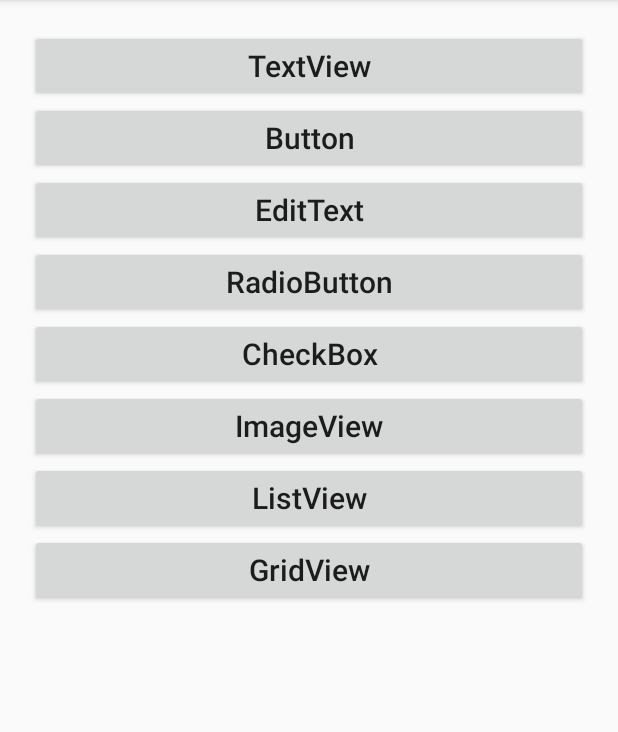
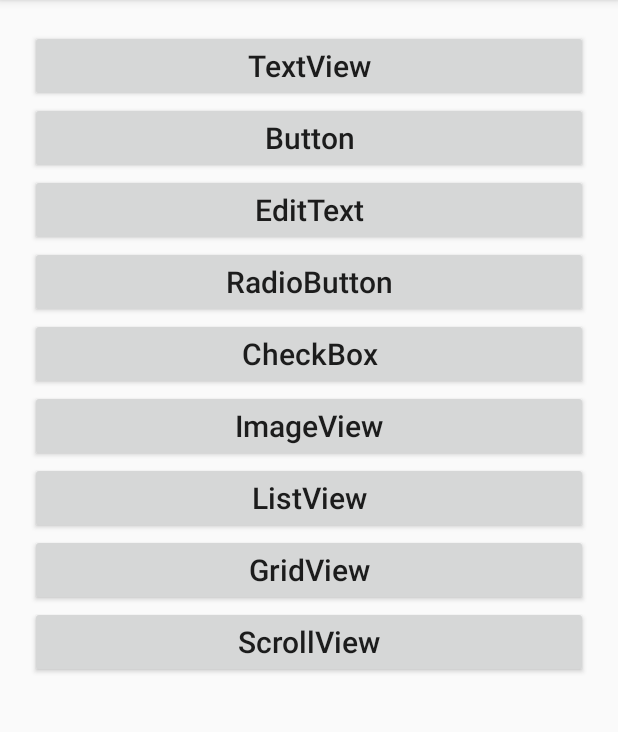
Before and after one commit to HC3560/Notes, an Android app: the screen it shows after launch (MainActivity), on a phone screen of 412 x 824 dp, the part 84-816 px from its top. Run offline under Robolectric (Android 15) with nearby library versions, the phone set to English and light mode, and no system bars.

Commit message:
Update Android Notes

```diff
--- a/Android/study/app/build.gradle
+++ b/Android/study/app/build.gradle
@@ -29,11 +29,11 @@ android {
 }
 
 dependencies {
-    implementation 'androidx.appcompat:appcompat:1.4.1'
-    implementation 'com.google.android.material:material:1.5.0'
+    implementation 'androidx.appcompat:appcompat:1.5.0'
+    implementation 'com.google.android.material:material:1.7.0'
     implementation 'androidx.constraintlayout:constraintlayout:2.1.3'
     testImplementation 'junit:junit:4.13.2'
-    testImplementation 'org.testng:testng:7.6.1'
+    testImplementation 'org.testng:testng:7.7.1'
     androidTestImplementation 'androidx.test.espresso:espresso-core:3.4.0'
     implementation 'com.github.bumptech.glide:glide:4.14.2'
     annotationProcessor 'com.github.bumptech.glide:compiler:4.14.2'
--- a/Android/study/app/src/main/java/com/hc/study/MainActivity.java
+++ b/Android/study/app/src/main/java/com/hc/study/MainActivity.java
@@ -22,6 +22,7 @@ public class MainActivity extends AppCompatActivity {
     private Button mBtnImageView;
     private Button mBtnListView;
     private Button mBtnGridView;
+    private Button mBtnScrollView;
 
     @SuppressLint("MissingInflatedId")
     @Override
@@ -82,6 +83,7 @@ public class MainActivity extends AppCompatActivity {
         mBtnImageView = findViewById(R.id.btn_imageview);
         mBtnListView = findViewById(R.id.btn_listview);
         mBtnGridView = findViewById(R.id.btn_gridview);
+        mBtnScrollView = findViewById(R.id.btn_scrollview);
         // 调用setListeners()
         setListeners();
     }
@@ -99,6 +101,7 @@ public class MainActivity extends AppCompatActivity {
         mBtnImageView.setOnClickListener(onClick);
         mBtnListView.setOnClickListener(onClick);
         mBtnGridView.setOnClickListener(onClick);
+        mBtnScrollView.setOnClickListener(onClick);
     }
 
     // 编写OnClick类，实现View.OnClickListener()接口，实例化后可以传入.setOnClickListener()中
@@ -126,6 +129,8 @@ public class MainActivity extends AppCompatActivity {
                 intent = new Intent(MainActivity.this, ListViewActivity.class);
             if (id == R.id.btn_gridview)
                 intent = new Intent(MainActivity.this, GridViewActivity.class);
+            if (id == R.id.btn_scrollview)
+                intent = new Intent(MainActivity.this, ScrollViewActivity.class);
             // 开始执行对应id的Activity
             startActivity(intent);
         }
--- a/Android/study/app/src/main/res/layout/activity_main.xml
+++ b/Android/study/app/src/main/res/layout/activity_main.xml
@@ -1,7 +1,11 @@
 <?xml version="1.0" encoding="utf-8"?>
-<LinearLayout xmlns:android="http://schemas.android.com/apk/res/android"
+<ScrollView xmlns:android="http://schemas.android.com/apk/res/android"
     android:layout_width="match_parent"
-    android:layout_height="match_parent"
+    android:layout_height="match_parent">
+
+    <LinearLayout
+        android:layout_width="match_parent"
+        android:layout_height="wrap_content"
         android:orientation="vertical"
         android:padding="20dp">
 
@@ -68,4 +72,13 @@
             android:text="@string/gv"
             android:textAllCaps="false"
             android:textSize="20sp" />
+
+        <Button
+            android:id="@+id/btn_scrollview"
+            android:layout_width="match_parent"
+            android:layout_height="wrap_content"
+            android:text="@string/sv"
+            android:textAllCaps="false"
+            android:textSize="20sp" />
     </LinearLayout>
+</ScrollView>
--- a/Android/study/app/src/main/res/values/strings.xml
+++ b/Android/study/app/src/main/res/values/strings.xml
@@ -35,4 +35,5 @@
     <string name="lv_time">2022–12–15</string>
     <string name="lv_content">这是内容…</string>
     <string name="gv">GridView</string>
+    <string name="sv">ScrollView</string>
 </resources>
```
Also changed, not shown: Android/study/app/src/main/AndroidManifest.xml (+7 -0 lines), Android/study/app/src/main/java/com/hc/study/ScrollViewActivity.java (added, +15 -0 lines), Android/study/app/src/main/res/layout/activity_scrollview.xml (added, +128 -0 lines). Lines whose indentation alone changed are shown as unchanged.
